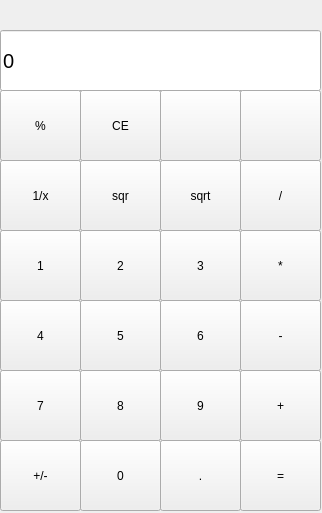
Qt form MainWindow.ui (IceSun39/QtCalculator) before a commit.
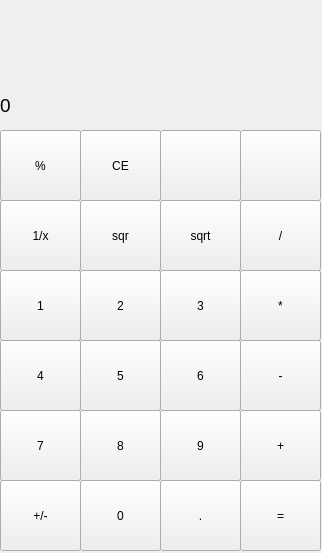
The same form after that commit. Icons and pictures are not drawn.

Commit message: made CalculatorEngine static class, rewrite CalculatorEngine.cpp with comments and coded slot for equal button

Patch:
```diff
--- a/MainWindow.ui
+++ b/MainWindow.ui
@@ -7,36 +7,18 @@
     <x>0</x>
     <y>0</y>
     <width>322</width>
-    <height>513</height>
+    <height>553</height>
    </rect>
   </property>
   <property name="windowTitle">
    <string>MainWindow</string>
   </property>
   <widget class="QWidget" name="centralwidget">
-   <widget class="QLineEdit" name="display">
-    <property name="geometry">
-     <rect>
-      <x>0</x>
-      <y>30</y>
-      <width>321</width>
-      <height>61</height>
-     </rect>
-    </property>
-    <property name="font">
-     <font>
-      <pointsize>15</pointsize>
-     </font>
-    </property>
-    <property name="text">
-     <string>0</string>
-    </property>
-   </widget>
    <widget class="QPushButton" name="fourNum">
     <property name="geometry">
      <rect>
       <x>0</x>
-      <y>300</y>
+      <y>340</y>
       <width>81</width>
       <height>71</height>
      </rect>
@@ -52,7 +34,7 @@
     <property name="geometry">
      <rect>
       <x>80</x>
-      <y>300</y>
+      <y>340</y>
       <width>81</width>
       <height>71</height>
      </rect>
@@ -68,7 +50,7 @@
     <property name="geometry">
      <rect>
       <x>160</x>
-      <y>300</y>
+      <y>340</y>
       <width>81</width>
       <height>71</height>
      </rect>
@@ -84,7 +66,7 @@
     <property name="geometry">
      <rect>
       <x>160</x>
-      <y>370</y>
+      <y>410</y>
       <width>81</width>
       <height>71</height>
      </rect>
@@ -100,7 +82,7 @@
     <property name="geometry">
      <rect>
       <x>80</x>
-      <y>370</y>
+      <y>410</y>
       <width>81</width>
       <height>71</height>
      </rect>
@@ -116,7 +98,7 @@
     <property name="geometry">
      <rect>
       <x>0</x>
-      <y>370</y>
+      <y>410</y>
       <width>81</width>
       <height>71</height>
      </rect>
@@ -132,7 +114,7 @@
     <property name="geometry">
      <rect>
       <x>160</x>
-      <y>440</y>
+      <y>480</y>
       <width>81</width>
       <height>71</height>
      </rect>
@@ -148,7 +130,7 @@
     <property name="geometry">
      <rect>
       <x>80</x>
-      <y>440</y>
+      <y>480</y>
       <width>81</width>
       <height>71</height>
      </rect>
@@ -164,7 +146,7 @@
     <property name="geometry">
      <rect>
       <x>0</x>
-      <y>440</y>
+      <y>480</y>
       <width>81</width>
       <height>71</height>
      </rect>
@@ -177,7 +159,7 @@
     <property name="geometry">
      <rect>
       <x>240</x>
-      <y>440</y>
+      <y>480</y>
       <width>81</width>
       <height>71</height>
      </rect>
@@ -190,7 +172,7 @@
     <property name="geometry">
      <rect>
       <x>240</x>
-      <y>370</y>
+      <y>410</y>
       <width>81</width>
       <height>71</height>
      </rect>
@@ -206,7 +188,7 @@
     <property name="geometry">
      <rect>
       <x>240</x>
-      <y>300</y>
+      <y>340</y>
       <width>81</width>
       <height>71</height>
      </rect>
@@ -222,7 +204,7 @@
     <property name="geometry">
      <rect>
       <x>160</x>
-      <y>230</y>
+      <y>270</y>
       <width>81</width>
       <height>71</height>
      </rect>
@@ -238,7 +220,7 @@
     <property name="geometry">
      <rect>
       <x>80</x>
-      <y>230</y>
+      <y>270</y>
       <width>81</width>
       <height>71</height>
      </rect>
@@ -254,7 +236,7 @@
     <property name="geometry">
      <rect>
       <x>0</x>
-      <y>230</y>
+      <y>270</y>
       <width>81</width>
       <height>71</height>
      </rect>
@@ -270,7 +252,7 @@
     <property name="geometry">
      <rect>
       <x>240</x>
-      <y>230</y>
+      <y>270</y>
       <width>81</width>
       <height>71</height>
      </rect>
@@ -286,7 +268,7 @@
     <property name="geometry">
      <rect>
       <x>160</x>
-      <y>160</y>
+      <y>200</y>
       <width>81</width>
       <height>71</height>
      </rect>
@@ -299,7 +281,7 @@
     <property name="geometry">
      <rect>
       <x>0</x>
-      <y>90</y>
+      <y>130</y>
       <width>81</width>
       <height>71</height>
      </rect>
@@ -312,7 +294,7 @@
     <property name="geometry">
      <rect>
       <x>160</x>
-      <y>90</y>
+      <y>130</y>
       <width>81</width>
       <height>71</height>
      </rect>
@@ -328,7 +310,7 @@
     <property name="geometry">
      <rect>
       <x>80</x>
-      <y>160</y>
+      <y>200</y>
       <width>81</width>
       <height>71</height>
      </rect>
@@ -341,7 +323,7 @@
     <property name="geometry">
      <rect>
       <x>0</x>
-      <y>160</y>
+      <y>200</y>
       <width>81</width>
       <height>71</height>
      </rect>
@@ -354,7 +336,7 @@
     <property name="geometry">
      <rect>
       <x>240</x>
-      <y>90</y>
+      <y>130</y>
       <width>81</width>
       <height>71</height>
      </rect>
@@ -373,7 +355,7 @@
     <property name="geometry">
      <rect>
       <x>240</x>
-      <y>160</y>
+      <y>200</y>
       <width>81</width>
       <height>71</height>
      </rect>
@@ -389,7 +371,7 @@
     <property name="geometry">
      <rect>
       <x>80</x>
-      <y>90</y>
+      <y>130</y>
       <width>81</width>
       <height>71</height>
      </rect>
@@ -398,6 +380,37 @@
      <string>CE</string>
     </property>
    </widget>
+   <widget class="QLabel" name="display">
+    <property name="geometry">
+     <rect>
+      <x>0</x>
+      <y>80</y>
+      <width>321</width>
+      <height>51</height>
+     </rect>
+    </property>
+    <property name="font">
+     <font>
+      <pointsize>14</pointsize>
+     </font>
+    </property>
+    <property name="text">
+     <string>0</string>
+    </property>
+   </widget>
+   <widget class="QLabel" name="upperDisplay">
+    <property name="geometry">
+     <rect>
+      <x>0</x>
+      <y>40</y>
+      <width>321</width>
+      <height>31</height>
+     </rect>
+    </property>
+    <property name="text">
+     <string/>
+    </property>
+   </widget>
   </widget>
  </widget>
  <resources/>
```
The commit also changes 4 other files.
